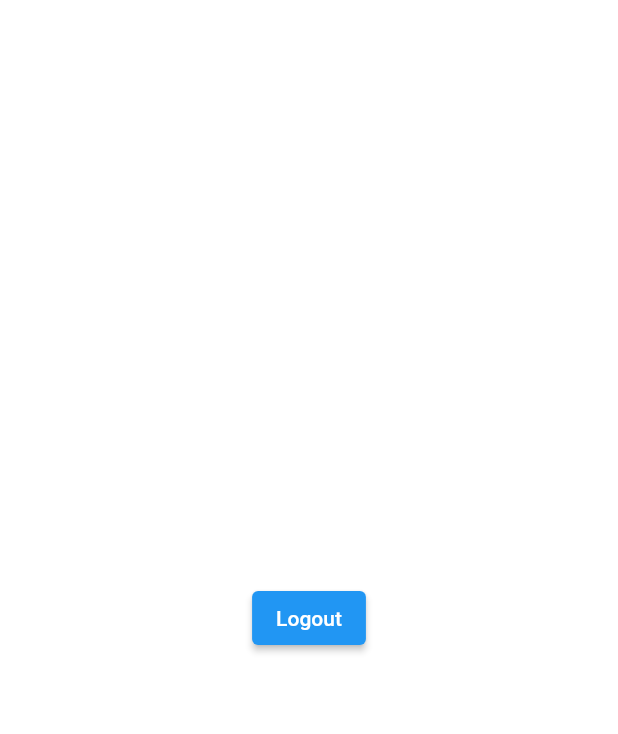
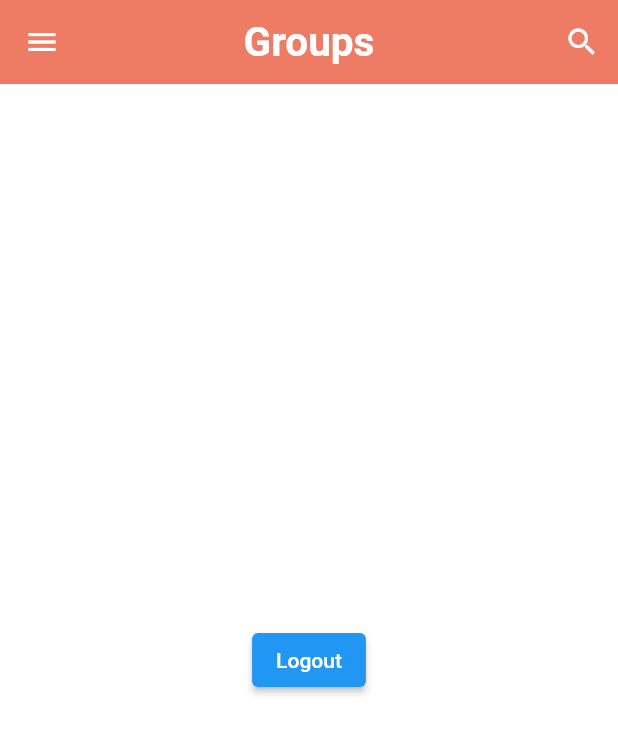
Before and after one commit to Majumder99/flutter-chat-app, a Flutter app: the HomePage screen opened directly, on a phone screen of 412 x 824 dp. Shown: the top 734 px of the screen. Run offline on Flutter 3.47's test engine with Material 2 defaults, Android fonts, the phone set to English and light mode, and no system bars; our stand-ins replace cloud_firestore, firebase_auth, firebase_core, shared_preferences; accounts and stored records are empty.

Commit message:
that's it for today

```diff
--- a/lib/helper/helper_function.dart
+++ b/lib/helper/helper_function.dart
@@ -29,4 +29,14 @@ class HelperFunctions {
     SharedPreferences sf = await SharedPreferences.getInstance();
     return sf.getBool(userLoggedInKey);
   }
+
+  static Future<String?> getUserEmail() async {
+    SharedPreferences sf = await SharedPreferences.getInstance();
+    return sf.getString(userEmailKey);
+  }
+
+  static Future<String?> getUserFullName() async {
+    SharedPreferences sf = await SharedPreferences.getInstance();
+    return sf.getString(userNameKey);
+  }
 }
--- a/lib/main.dart
+++ b/lib/main.dart
@@ -39,6 +39,8 @@ class _MyAppState extends State<MyApp> {
     getUserLoggedInStatus();
   }
 
+  //this is how we can check if someone is logged in or not
+
   getUserLoggedInStatus() async {
     await HelperFunctions.getUserLoggedInStatus().then((value) {
       if (value != null) {
--- a/lib/pages/home_page.dart
+++ b/lib/pages/home_page.dart
@@ -1,6 +1,9 @@
 // ignore_for_file: unused_import
 import "package:flutter/material.dart";
+import "package:flutter_chat_app/helper/helper_function.dart";
 import "package:flutter_chat_app/pages/auth/login_page.dart";
+import "package:flutter_chat_app/pages/profile_page.dart";
+import "package:flutter_chat_app/pages/serach_page.dart";
 import "package:flutter_chat_app/service/auth_services.dart";
 import "package:flutter_chat_app/widgets/widgets.dart";
 
@@ -12,19 +15,158 @@ class HomePage extends StatefulWidget {
 }
 
 class _HomePageState extends State<HomePage> {
+  String fullName = "";
+  String email = "";
+
+  @override
+  void initState() {
+    super.initState();
+    gettingUserData();
+  }
+
+  gettingUserData() async {
+    await HelperFunctions.getUserEmail().then((value) {
+      setState(() {
+        email = value!;
+      });
+    });
+    await HelperFunctions.getUserFullName().then((value) {
+      setState(() {
+        fullName = value!;
+      });
+    });
+  }
+
   AuthService authService = AuthService();
   @override
   Widget build(BuildContext context) {
     return Scaffold(
+      appBar: AppBar(
+        actions: [
+          IconButton(
+              onPressed: () {
+                nextScreen(context, const SearchPage());
+              },
+              icon: const Icon(
+                Icons.search,
+              ))
+        ],
+        elevation: 0,
+        centerTitle: true,
+        backgroundColor: Theme.of(context).primaryColor,
+        title: const Text(
+          "Groups",
+          style: TextStyle(
+              color: Colors.white, fontWeight: FontWeight.bold, fontSize: 27),
+        ),
+      ),
       body: Center(
         child: ElevatedButton(
           child: Text("Logout"),
           onPressed: () {
-            authService.singOut();
+            authService.signOut();
             nextScreen(context, const LoginPage());
           },
         ),
       ),
+      drawer: Drawer(
+          child: ListView(
+        padding: const EdgeInsets.symmetric(vertical: 50),
+        children: <Widget>[
+          Icon(
+            Icons.account_circle,
+            size: 150,
+            color: Colors.grey[700],
+          ),
+          const SizedBox(
+            height: 15,
+          ),
+          Text(
+            fullName,
+            textAlign: TextAlign.center,
+            style: const TextStyle(fontWeight: FontWeight.bold),
+          ),
+          const SizedBox(
+            height: 30,
+          ),
+          const Divider(
+            height: 2,
+          ),
+          ListTile(
+            onTap: () {},
+            selectedColor: Theme.of(context).primaryColor,
+            selected: true,
+            contentPadding:
+                const EdgeInsets.symmetric(horizontal: 20, vertical: 5),
+            leading: const Icon(Icons.group),
+            title: const Text(
+              "Groups",
+              style: TextStyle(color: Colors.black),
+            ),
+          ),
+          ListTile(
+            onTap: () {
+              nextScreen(
+                  context,
+                  ProfilePage(
+                    fullName: fullName,
+                    email: email,
+                  ));
+            },
+            contentPadding:
+                const EdgeInsets.symmetric(horizontal: 20, vertical: 5),
+            leading: const Icon(Icons.group),
+            title: const Text(
+              "Profile",
+              style: TextStyle(color: Colors.black),
+            ),
+          ),
+          ListTile(
+            onTap: () async {
+              showDialog(
+                  barrierDismissible: false,
+                  context: context,
+                  builder: (context) {
+                    return AlertDialog(
+                      title: const Text("Logout"),
+                      content: const Text("Are you sure you want to logout?"),
+                      actions: [
+                        IconButton(
+                          onPressed: () {
+                            Navigator.pop(context);
+                          },
+                          icon: const Icon(
+                            Icons.cancel,
+                            color: Colors.red,
+                          ),
+                        ),
+                        IconButton(
+                          onPressed: () async {
+                            await authService.signOut();
+                            Navigator.of(context).pushAndRemoveUntil(
+                                MaterialPageRoute(
+                                    builder: (context) => const LoginPage()),
+                                (route) => false);
+                          },
+                          icon: const Icon(
+                            Icons.done,
+                            color: Colors.green,
+                          ),
+                        ),
+                      ],
+                    );
+                  });
+            },
+            contentPadding:
+                const EdgeInsets.symmetric(horizontal: 20, vertical: 5),
+            leading: const Icon(Icons.exit_to_app),
+            title: const Text(
+              "Logout",
+              style: TextStyle(color: Colors.black),
+            ),
+          )
+        ],
+      )),
     );
   }
 }
--- a/lib/service/auth_services.dart
+++ b/lib/service/auth_services.dart
@@ -21,7 +21,8 @@ class AuthService {
       }
     } on FirebaseAuthException catch (e) {
       // ignore: avoid_print
-      return e.message;
+      print(e);
+      return e;
     }
   }
 
@@ -46,7 +47,7 @@ class AuthService {
   }
 
   //signout
-  Future singOut() async {
+  Future signOut() async {
     try {
       await HelperFunctions.saveUserLoggedInStatus(false);
       await HelperFunctions.saveUserEmail("");
```
Also changed, not shown: lib/pages/auth/login_page.dart (+19 -7 lines), lib/pages/profile_page.dart (+166 -0 lines), lib/pages/serach_page.dart (+17 -0 lines).
